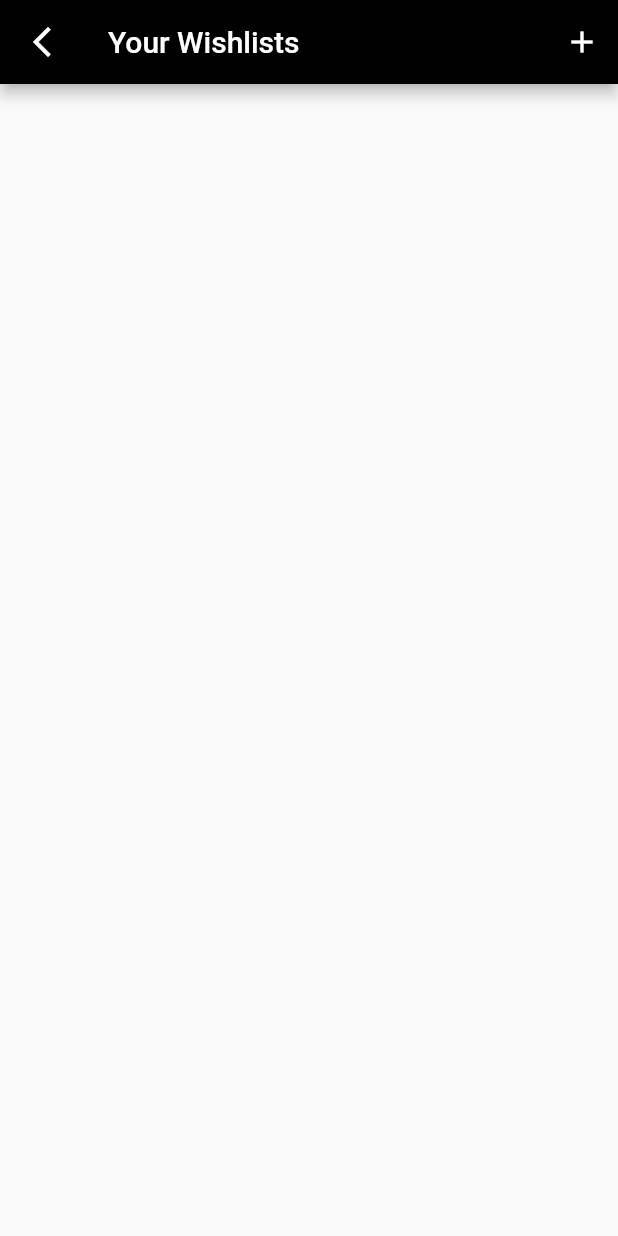
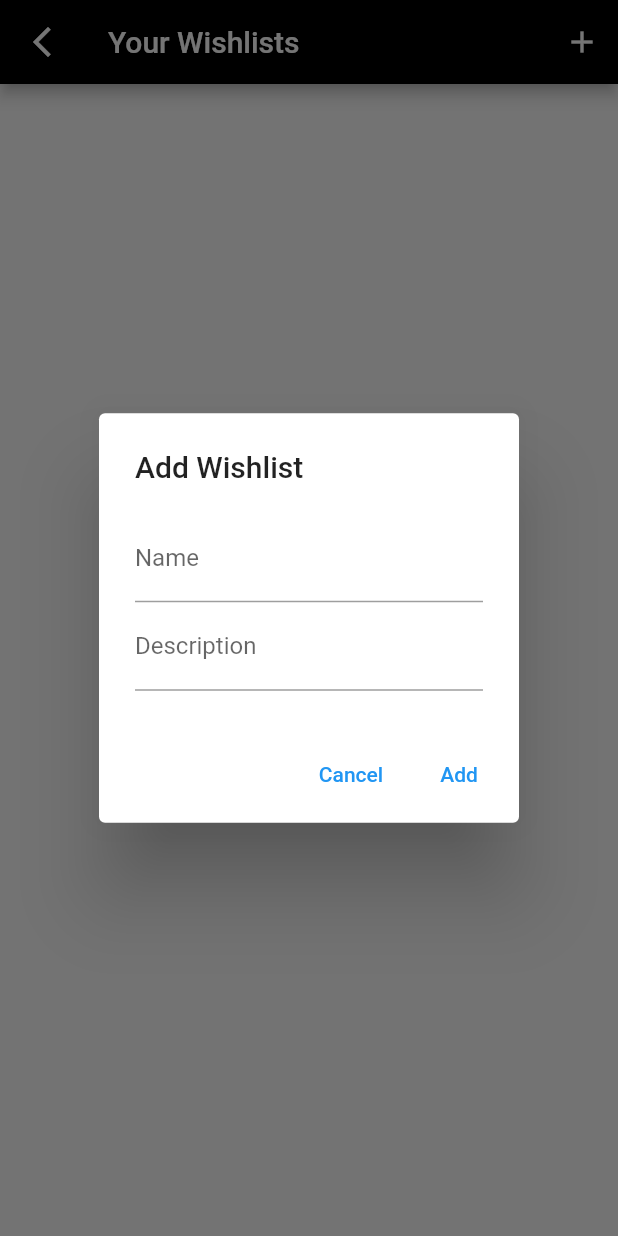
Before and after one commit to nloo003/TikTokFinds, a Flutter app: the WishlistsPage screen opened directly, after a tap on the "add" icon, on a phone screen of 412 x 824 dp. Run offline on Flutter 3.47's test engine with Material 2 defaults, Android fonts, the phone set to English and light mode, and no system bars; network calls fail.

Commit message:
Update 06_1_wishlists_page.dart

```diff
--- a/tiktok/lib/06_1_wishlists_page.dart
+++ b/tiktok/lib/06_1_wishlists_page.dart
@@ -87,17 +87,81 @@ class _WishlistsPageState extends State<WishlistsPage> {
     });
   }
 
+  // add wishlist pop up
+  Future<void> _showAddWishlistDialog(BuildContext context) async {
+    TextEditingController nameController = TextEditingController();
+    TextEditingController descriptionController = TextEditingController();
+
+    await showDialog(
+      context: context,
+      builder: (BuildContext context) {
+        return AlertDialog(
+          title: Text('Add Wishlist'),
+          content: Column(
+            mainAxisSize: MainAxisSize.min,
+            children: <Widget>[
+              TextField(
+                controller: nameController,
+                decoration: InputDecoration(labelText: 'Name'),
+              ),
+              TextField(
+                controller: descriptionController,
+                decoration: InputDecoration(labelText: 'Description'),
+              ),
+            ],
+          ),
+          actions: <Widget>[
+            TextButton(
+              onPressed: () {
+                Navigator.of(context).pop(); // Close pop up
+              },
+              child: Text('Cancel'),
+            ),
+            TextButton(
+              onPressed: () {
+                // Validate and save the input values
+                final name = nameController.text.trim();
+                final description = descriptionController.text.trim();
+
+                if (name.isNotEmpty) {
+                  // Create and add a new wishlist
+                  final newWishlist = WishlistModel(
+                    name,
+                    description,
+                    'https://plus.unsplash.com/premium_photo-1683417272601-dbbfed0ed718?ixlib=rb-4.0.3&ixid=M3wxMjA3fDB8MHxwaG90by1wYWdlfHx8fGVufDB8fHx8fA%3D%3D&auto=format&fit=crop&w=1776&q=80', // Replace with a valid image URL
+                    [],
+                    widget.userId!, // creatorid
+                    '', //creator name
+                    DateTime.now().toString(),
+                  );
+
+                  // Add the new wishlist to the list
+                  setState(() {
+                    allWishlist.add(newWishlist);
+                  });
+
+                  Navigator.of(context).pop();
+                }
+              },
+              child: Text('Add'),
+            ),
+          ],
+        );
+      },
+    );
+  }
+
   @override
   Widget build(BuildContext context) {
     debugPrint(widget.wishlistId);
 
     // If only want to display an individual list
     if (widget.indivList != null && widget.indivList == true) {
-      for(WishlistModel wishlist in allWishlist) {
-          if (wishlist.id == widget.wishlistId) {
-            indivWishlist = wishlist;
-            break;
-          }
+      for (WishlistModel wishlist in allWishlist) {
+        if (wishlist.id == widget.wishlistId) {
+          indivWishlist = wishlist;
+          break;
+        }
       }
 
       return Scaffold(
@@ -166,8 +230,11 @@ class _WishlistsPageState extends State<WishlistsPage> {
                                   'https://images.unsplash.com/photo-1529973625058-a665431328fb?ixlib=rb-4.0.3&ixid=M3wxMjA3fDB8MHxwaG90by1wYWdlfHx8fGVufDB8fHx8fA%3D%3D&auto=format&fit=crop&w=1887&q=80',
                                 ),
                               ),
-                              SizedBox(width: 10.0,),
-                              Text( // LINK TO PROFILE
+                              SizedBox(
+                                width: 10.0,
+                              ),
+                              Text(
+                                // LINK TO PROFILE
                                 indivWishlist.creatorName!,
                                 style: const TextStyle(
                                   fontSize: 16,
@@ -226,6 +293,7 @@ class _WishlistsPageState extends State<WishlistsPage> {
             ),
             onPressed: () {
               // Add wishlist button pressed, implement action here
+              _showAddWishlistDialog(context);
             },
           ),
         ],
```
